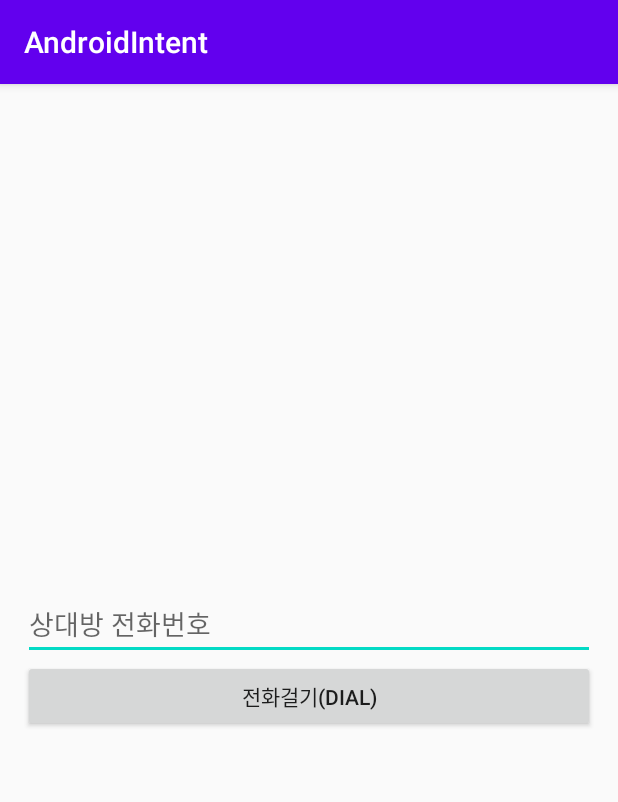
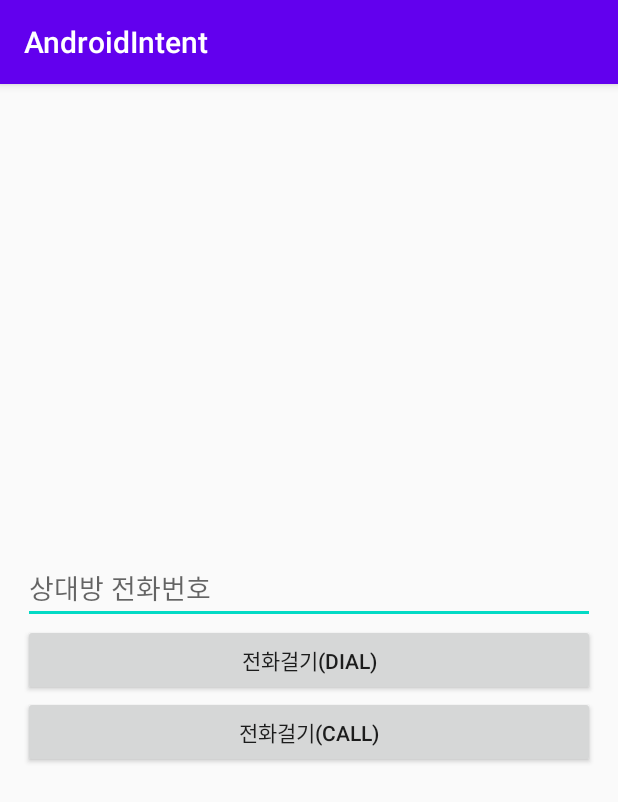
Before and after one commit to jihyok007/AndroidIntent, an Android app: the screen it shows after launch (MainActivity), on a phone screen of 412 x 824 dp. Shown: the top 802 px of the screen. Run offline under Robolectric (Android 15) with nearby library versions, the phone set to English and light mode, and no system bars.

Commit message:
call action -> 코드 맞아도 권한 문제로 실행 불가

```diff
--- a/app/src/main/res/layout/activity_main.xml
+++ b/app/src/main/res/layout/activity_main.xml
@@ -22,4 +22,10 @@
         android:layout_height="wrap_content"
         android:text="전화걸기(dial)" />
 
+    <Button
+        android:id="@+id/callBtn"
+        android:layout_width="match_parent"
+        android:layout_height="wrap_content"
+        android:text="전화걸기(call)" />
+
 </LinearLayout>
```
Also changed, not shown: app/src/main/java/kr/co/tjoeun/androidintent/MainActivity.kt (+7 -0 lines).
